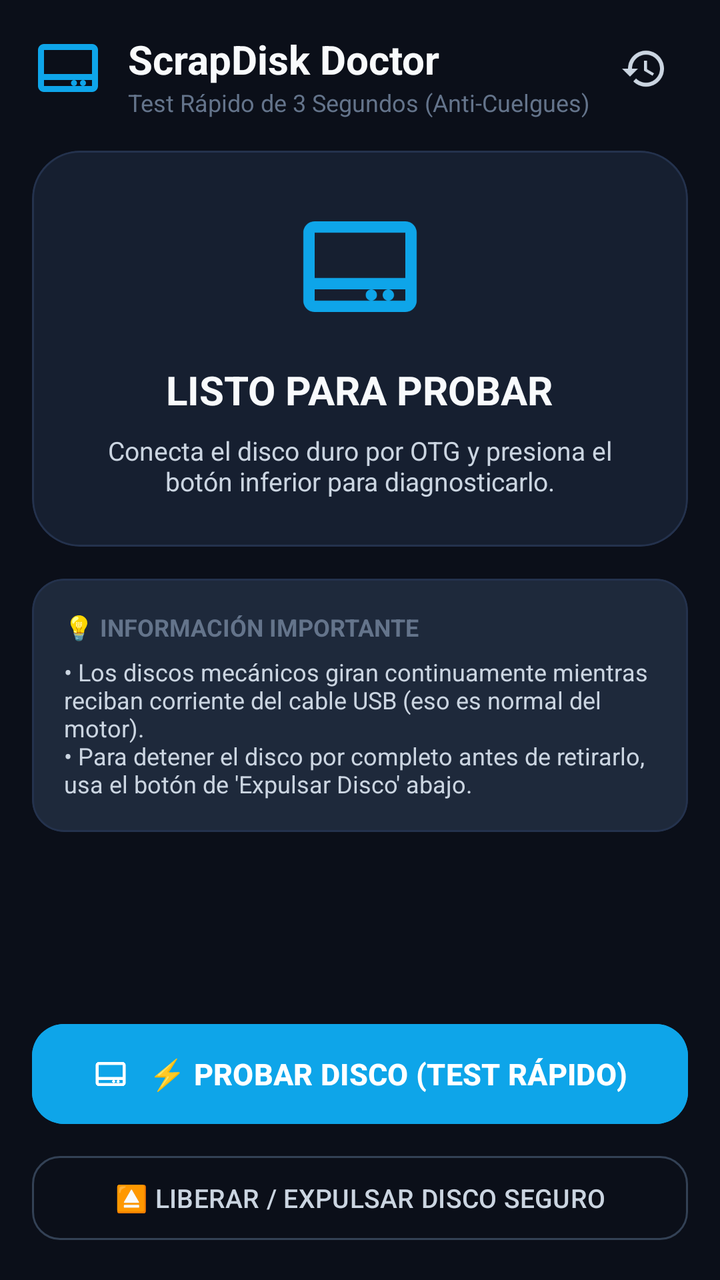
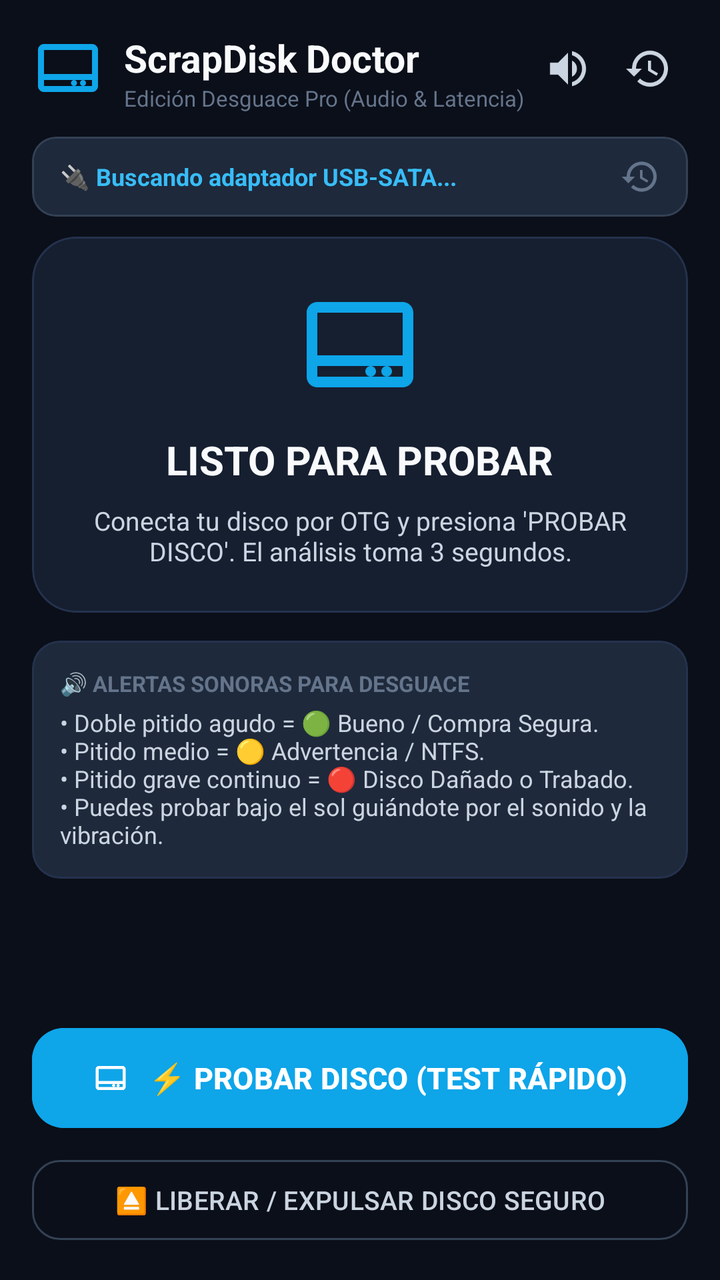

Compare the two renders of this Android layout. The source of the first and the diff that turns it into the second are given below.
<!-- AndroidManifest.xml: application theme Theme.ScrapDiskDoctor -->
<!-- res/layout/activity_main.xml -->
<?xml version="1.0" encoding="utf-8"?>
<androidx.constraintlayout.widget.ConstraintLayout xmlns:android="http://schemas.android.com/apk/res/android"
    xmlns:app="http://schemas.android.com/apk/res-auto"
    xmlns:tools="http://schemas.android.com/tools"
    android:layout_width="match_parent"
    android:layout_height="match_parent"
    android:background="@color/bg_main"
    android:padding="16dp">

    
    <ImageView
        android:id="@+id/ivAppLogo"
        android:layout_width="36dp"
        android:layout_height="36dp"
        android:contentDescription="@string/app_name"
        android:src="@drawable/ic_harddrive"
        app:layout_constraintStart_toStartOf="parent"
        app:layout_constraintTop_toTopOf="parent"
        app:tint="@color/primary" />

    <TextView
        android:id="@+id/tvAppTitle"
        android:layout_width="0dp"
        android:layout_height="wrap_content"
        android:layout_marginStart="12dp"
        android:text="@string/app_name"
        android:textColor="@color/text_title"
        android:textSize="20sp"
        android:textStyle="bold"
        app:layout_constraintEnd_toStartOf="@id/btnOpenHistory"
        app:layout_constraintStart_toEndOf="@id/ivAppLogo"
        app:layout_constraintTop_toTopOf="@id/ivAppLogo" />

    <TextView
        android:id="@+id/tvAppSubtitle"
        android:layout_width="0dp"
        android:layout_height="wrap_content"
        android:text="Test Rápido de 3 Segundos (Anti-Cuelgues)"
        android:textColor="@color/text_muted"
        android:textSize="12sp"
        app:layout_constraintEnd_toEndOf="@id/tvAppTitle"
        app:layout_constraintStart_toStartOf="@id/tvAppTitle"
        app:layout_constraintTop_toBottomOf="@id/tvAppTitle" />

    <ImageButton
        android:id="@+id/btnOpenHistory"
        android:layout_width="44dp"
        android:layout_height="44dp"
        android:background="?attr/selectableItemBackgroundBorderless"
        android:contentDescription="@string/btn_history"
        android:src="@drawable/ic_history"
        app:layout_constraintBottom_toBottomOf="@id/ivAppLogo"
        app:layout_constraintEnd_toEndOf="parent"
        app:layout_constraintTop_toTopOf="@id/ivAppLogo"
        app:tint="@color/text_body" />

    <ScrollView
        android:layout_width="match_parent"
        android:layout_height="0dp"
        android:layout_marginTop="16dp"
        android:layout_marginBottom="12dp"
        android:fillViewport="true"
        android:scrollbars="none"
        app:layout_constraintBottom_toTopOf="@id/btnSelectDrive"
        app:layout_constraintTop_toBottomOf="@id/tvAppSubtitle">

        <LinearLayout
            android:layout_width="match_parent"
            android:layout_height="wrap_content"
            android:orientation="vertical">

            
            <com.google.android.material.card.MaterialCardView
                android:id="@+id/cardStatus"
                android:layout_width="match_parent"
                android:layout_height="wrap_content"
                app:cardBackgroundColor="@color/bg_card"
                app:cardCornerRadius="24dp"
                app:cardElevation="0dp"
                app:strokeColor="#24324D"
                app:strokeWidth="1dp">

                <LinearLayout
                    android:layout_width="match_parent"
                    android:layout_height="wrap_content"
                    android:gravity="center"
                    android:orientation="vertical"
                    android:padding="24dp">

                    <ImageView
                        android:id="@+id/ivStatusIcon"
                        android:layout_width="68dp"
                        android:layout_height="68dp"
                        android:layout_marginBottom="14dp"
                        android:contentDescription="Estado"
                        android:src="@drawable/ic_harddrive"
                        app:tint="@color/primary" />

                    <TextView
                        android:id="@+id/tvVerdictTitle"
                        android:layout_width="wrap_content"
                        android:layout_height="wrap_content"
                        android:gravity="center"
                        android:text="LISTO PARA PROBAR"
                        android:textColor="@color/text_title"
                        android:textSize="20sp"
                        android:textStyle="bold" />

                    <TextView
                        android:id="@+id/tvSpeedResult"
                        android:layout_width="wrap_content"
                        android:layout_height="wrap_content"
                        android:layout_marginTop="6dp"
                        android:text="Velocidad: -- MB/s"
                        android:textColor="@color/accent"
                        android:textSize="15sp"
                        android:textStyle="bold"
                        android:visibility="gone" />

                    <TextView
                        android:id="@+id/tvVerdictDetail"
                        android:layout_width="wrap_content"
                        android:layout_height="wrap_content"
                        android:layout_marginTop="8dp"
                        android:gravity="center"
                        android:text="Conecta el disco duro por OTG y presiona el botón inferior para diagnosticarlo."
                        android:textColor="@color/text_body"
                        android:textSize="13sp" />

                    
                    <com.google.android.material.progressindicator.LinearProgressIndicator
                        android:id="@+id/progressTest"
                        android:layout_width="match_parent"
                        android:layout_height="wrap_content"
                        android:layout_marginTop="16dp"
                        android:indeterminate="true"
                        android:visibility="gone"
                        app:indicatorColor="@color/primary"
                        app:trackColor="@color/bg_card_secondary"
                        app:trackCornerRadius="4dp" />

                    <TextView
                        android:id="@+id/tvProgressStatus"
                        android:layout_width="wrap_content"
                        android:layout_height="wrap_content"
                        android:layout_marginTop="8dp"
                        android:text="Probando disco..."
                        android:textColor="@color/accent"
                        android:textSize="13sp"
                        android:visibility="gone" />

                </LinearLayout>

            </com.google.android.material.card.MaterialCardView>

            
            <com.google.android.material.card.MaterialCardView
                android:layout_width="match_parent"
                android:layout_height="wrap_content"
                android:layout_marginTop="16dp"
                app:cardBackgroundColor="@color/bg_card_secondary"
                app:cardCornerRadius="16dp"
                app:cardElevation="0dp"
                app:strokeColor="#24324D"
                app:strokeWidth="1dp">

                <LinearLayout
                    android:layout_width="match_parent"
                    android:layout_height="wrap_content"
                    android:orientation="vertical"
                    android:padding="16dp">

                    <TextView
                        android:layout_width="wrap_content"
                        android:layout_height="wrap_content"
                        android:text="💡 INFORMACIÓN IMPORTANTE"
                        android:textColor="@color/text_muted"
                        android:textSize="12sp"
                        android:textStyle="bold" />

                    <TextView
                        android:layout_width="wrap_content"
                        android:layout_height="wrap_content"
                        android:layout_marginTop="6dp"
                        android:text="• Los discos mecánicos giran continuamente mientras reciban corriente del cable USB (eso es normal del motor).\n• Para detener el disco por completo antes de retirarlo, usa el botón de 'Expulsar Disco' abajo."
                        android:textColor="@color/text_body"
                        android:textSize="12sp" />

                </LinearLayout>

            </com.google.android.material.card.MaterialCardView>

        </LinearLayout>

    </ScrollView>

    
    <com.google.android.material.button.MaterialButton
        android:id="@+id/btnSelectDrive"
        android:layout_width="match_parent"
        android:layout_height="58dp"
        android:layout_marginBottom="8dp"
        android:backgroundTint="@color/primary"
        android:text="⚡ PROBAR DISCO (TEST RÁPIDO)"
        android:textColor="@color/white"
        android:textSize="15sp"
        android:textStyle="bold"
        app:cornerRadius="16dp"
        app:icon="@drawable/ic_harddrive"
        app:iconGravity="textStart"
        app:iconPadding="10dp"
        app:iconTint="@color/white"
        app:layout_constraintBottom_toTopOf="@id/btnEjectDrive" />

    
    <com.google.android.material.button.MaterialButton
        android:id="@+id/btnEjectDrive"
        style="@style/Widget.Material3.Button.OutlinedButton"
        android:layout_width="match_parent"
        android:layout_height="50dp"
        android:text="⏏️ LIBERAR / EXPULSAR DISCO SEGURO"
        android:textColor="@color/text_body"
        android:textSize="13sp"
        app:cornerRadius="14dp"
        app:strokeColor="#334155"
        app:layout_constraintBottom_toBottomOf="parent" />

</androidx.constraintlayout.widget.ConstraintLayout>
<!-- resources referenced by this layout -->
<resources>
  <color name="accent">#38BDF8</color>
  <color name="bg_card">#161F30</color>
  <color name="bg_card_secondary">#1E293B</color>
  <color name="bg_main">#0B0F19</color>
  <color name="primary">#0EA5E9</color>
  <color name="text_body">#CBD5E1</color>
  <color name="text_muted">#64748B</color>
  <color name="text_title">#F8FAFC</color>
  <color name="white">#FFFFFF</color>
  <!-- drawable ic_harddrive (drawable) -->
  <vector xmlns:android="http://schemas.android.com/apk/res/android"
      android:width="24dp"
      android:height="24dp"
      android:viewportWidth="24"
      android:viewportHeight="24">
    <path
        android:fillColor="@color/primary"
        android:pathData="M4,4h16c1.1,0 2,0.9 2,2v12c0,1.1 -0.9,2 -2,2H4c-1.1,0 -2,-0.9 -2,-2V6c0,-1.1 0.9,-2 2,-2zm0,2v8h16V6H4zm0,10v2h16v-2H4zm14,1c0,0.55 -0.45,1 -1,1s-1,-0.45 -1,-1 0.45,-1 1,-1 1,0.45 1,1zm-3,0c0,0.55 -0.45,1 -1,1s-1,-0.45 -1,-1 0.45,-1 1,-1 1,0.45 1,1z"/>
  </vector>
  <!-- drawable ic_history (drawable) -->
  <vector xmlns:android="http://schemas.android.com/apk/res/android"
      android:width="24dp"
      android:height="24dp"
      android:viewportWidth="24"
      android:viewportHeight="24">
    <path
        android:fillColor="@color/text_body"
        android:pathData="M13,3c-4.97,0 -9,4.03 -9,9H1l3.89,3.89 0.07,0.14L9,12H6c0,-3.87 3.13,-7 7,-7s7,3.13 7,7 -3.13,7 -7,7c-1.93,0 -3.68,-0.79 -4.94,-2.06l-1.42,1.42C8.27,19.99 10.51,21 13,21c4.97,0 9,-4.03 9,-9s-4.03,-9 -9,-9zm-1,5v5l4.28,2.54 0.72,-1.21 -3.5,-2.08V8H12z"/>
  </vector>
  <string name="app_name">ScrapDisk Doctor</string>
  <string name="btn_history">HISTORIAL DE PRUEBAS</string>
  <style name="Theme.ScrapDiskDoctor" parent="Theme.Material3.Dark.NoActionBar">
          <item name="colorPrimary">@color/primary</item>
          <item name="colorOnPrimary">@color/white</item>
          <item name="android:statusBarColor">@color/bg_main</item>
          <item name="android:navigationBarColor">@color/bg_main</item>
          <item name="android:windowBackground">@color/bg_main</item>
      </style>
</resources>

<!-- the commit's change to res/layout/activity_main.xml (unified diff, before → after) -->
@@ -22,12 +22,12 @@
         android:id="@+id/tvAppTitle"
         android:layout_width="0dp"
         android:layout_height="wrap_content"
-        android:layout_marginStart="12dp"
+        android:layout_marginStart="10dp"
         android:text="@string/app_name"
         android:textColor="@color/text_title"
-        android:textSize="20sp"
+        android:textSize="19sp"
         android:textStyle="bold"
-        app:layout_constraintEnd_toStartOf="@id/btnOpenHistory"
+        app:layout_constraintEnd_toStartOf="@id/btnToggleSound"
         app:layout_constraintStart_toEndOf="@id/ivAppLogo"
         app:layout_constraintTop_toTopOf="@id/ivAppLogo" />
 
@@ -35,17 +35,29 @@
         android:id="@+id/tvAppSubtitle"
         android:layout_width="0dp"
         android:layout_height="wrap_content"
-        android:text="Test Rápido de 3 Segundos (Anti-Cuelgues)"
+        android:text="Edición Desguace Pro (Audio &amp; Latencia)"
         android:textColor="@color/text_muted"
-        android:textSize="12sp"
+        android:textSize="11sp"
         app:layout_constraintEnd_toEndOf="@id/tvAppTitle"
         app:layout_constraintStart_toStartOf="@id/tvAppTitle"
         app:layout_constraintTop_toBottomOf="@id/tvAppTitle" />
 
     <ImageButton
+        android:id="@+id/btnToggleSound"
+        android:layout_width="40dp"
+        android:layout_height="40dp"
+        android:background="?attr/selectableItemBackgroundBorderless"
+        android:contentDescription="Alternar Audio"
+        android:src="@drawable/ic_volume_up"
+        app:layout_constraintBottom_toBottomOf="@id/ivAppLogo"
+        app:layout_constraintEnd_toStartOf="@id/btnOpenHistory"
+        app:layout_constraintTop_toTopOf="@id/ivAppLogo"
+        app:tint="@color/text_body" />
+
+    <ImageButton
         android:id="@+id/btnOpenHistory"
-        android:layout_width="44dp"
-        android:layout_height="44dp"
+        android:layout_width="40dp"
+        android:layout_height="40dp"
         android:background="?attr/selectableItemBackgroundBorderless"
         android:contentDescription="@string/btn_history"
         android:src="@drawable/ic_history"
@@ -54,15 +66,60 @@
         app:layout_constraintTop_toTopOf="@id/ivAppLogo"
         app:tint="@color/text_body" />
 
+    
+    <com.google.android.material.card.MaterialCardView
+        android:id="@+id/cardUsbHardware"
+        android:layout_width="match_parent"
+        android:layout_height="wrap_content"
+        android:layout_marginTop="12dp"
+        app:cardBackgroundColor="@color/bg_card_secondary"
+        app:cardCornerRadius="12dp"
+        app:cardElevation="0dp"
+        app:strokeColor="#334155"
+        app:strokeWidth="1dp"
+        app:layout_constraintTop_toBottomOf="@id/tvAppSubtitle">
+
+        <LinearLayout
+            android:layout_width="match_parent"
+            android:layout_height="wrap_content"
+            android:gravity="center_vertical"
+            android:orientation="horizontal"
+            android:paddingHorizontal="14dp"
+            android:paddingVertical="10dp">
+
+            <TextView
+                android:id="@+id/tvUsbHardwareInfo"
+                android:layout_width="0dp"
+                android:layout_height="wrap_content"
+                android:layout_weight="1"
+                android:ellipsize="end"
+                android:maxLines="1"
+                android:text="🔌 Buscando adaptador USB-SATA..."
+                android:textColor="@color/accent"
+                android:textSize="12sp"
+                android:textStyle="bold" />
+
+            <ImageView
+                android:id="@+id/btnRefreshUsb"
+                android:layout_width="20dp"
+                android:layout_height="20dp"
+                android:contentDescription="Actualizar USB"
+                android:src="@drawable/ic_history"
+                app:tint="@color/text_muted" />
+
+        </LinearLayout>
+
+    </com.google.android.material.card.MaterialCardView>
+
     <ScrollView
         android:layout_width="match_parent"
         android:layout_height="0dp"
-        android:layout_marginTop="16dp"
-        android:layout_marginBottom="12dp"
+        android:layout_marginTop="10dp"
+        android:layout_marginBottom="10dp"
         android:fillViewport="true"
         android:scrollbars="none"
         app:layout_constraintBottom_toTopOf="@id/btnSelectDrive"
-        app:layout_constraintTop_toBottomOf="@id/tvAppSubtitle">
+        app:layout_constraintTop_toBottomOf="@id/cardUsbHardware">
 
         <LinearLayout
             android:layout_width="match_parent"
@@ -75,7 +132,7 @@
                 android:layout_width="match_parent"
                 android:layout_height="wrap_content"
                 app:cardBackgroundColor="@color/bg_card"
-                app:cardCornerRadius="24dp"
+                app:cardCornerRadius="22dp"
                 app:cardElevation="0dp"
                 app:strokeColor="#24324D"
                 app:strokeWidth="1dp">
@@ -85,13 +142,13 @@
                     android:layout_height="wrap_content"
                     android:gravity="center"
                     android:orientation="vertical"
-                    android:padding="24dp">
+                    android:padding="22dp">
 
                     <ImageView
                         android:id="@+id/ivStatusIcon"
-                        android:layout_width="68dp"
-                        android:layout_height="68dp"
-                        android:layout_marginBottom="14dp"
+                        android:layout_width="64dp"
+                        android:layout_height="64dp"
+                        android:layout_marginBottom="12dp"
                         android:contentDescription="Estado"
                         android:src="@drawable/ic_harddrive"
                         app:tint="@color/primary" />
@@ -106,24 +163,51 @@
                         android:textSize="20sp"
                         android:textStyle="bold" />
 
+                    
+                    <TextView
+                        android:id="@+id/badgeDriveType"
+                        android:layout_width="wrap_content"
+                        android:layout_height="wrap_content"
+                        android:layout_marginTop="6dp"
+                        android:background="@drawable/bg_rounded_card"
+                        android:paddingHorizontal="10dp"
+                        android:paddingVertical="3dp"
+                        android:text="💽 Almacenamiento"
+                        android:textColor="@color/accent"
+                        android:textSize="12sp"
+                        android:textStyle="bold"
+                        android:visibility="gone" />
+
+                    
                     <TextView
                         android:id="@+id/tvSpeedResult"
                         android:layout_width="wrap_content"
                         android:layout_height="wrap_content"
-                        android:layout_marginTop="6dp"
+                        android:layout_marginTop="8dp"
                         android:text="Velocidad: -- MB/s"
-                        android:textColor="@color/accent"
+                        android:textColor="@color/status_good"
                         android:textSize="15sp"
                         android:textStyle="bold"
                         android:visibility="gone" />
 
+                    
+                    <TextView
+                        android:id="@+id/tvLatencyResult"
+                        android:layout_width="wrap_content"
+                        android:layout_height="wrap_content"
+                        android:layout_marginTop="4dp"
+                        android:text="Latencia: --"
+                        android:textColor="@color/text_muted"
+                        android:textSize="12sp"
+                        android:visibility="gone" />
+
                     <TextView
                         android:id="@+id/tvVerdictDetail"
                         android:layout_width="wrap_content"
                         android:layout_height="wrap_content"
                         android:layout_marginTop="8dp"
                         android:gravity="center"
-                        android:text="Conecta el disco duro por OTG y presiona el botón inferior para diagnosticarlo."
+                        android:text="Conecta tu disco por OTG y presiona 'PROBAR DISCO'. El análisis toma 3 segundos."
                         android:textColor="@color/text_body"
                         android:textSize="13sp" />
 
@@ -149,6 +233,23 @@
                         android:textSize="13sp"
                         android:visibility="gone" />
 
+                    
+                    <com.google.android.material.button.MaterialButton
+                        android:id="@+id/btnOpenBargainDialog"
+                        style="@style/Widget.Material3.Button.OutlinedButton"
+                        android:layout_width="wrap_content"
+                        android:layout_height="44dp"
+                        android:layout_marginTop="14dp"
+                        android:text="🏷️ CALCULAR GANGA / ETIQUETAR"
+                        android:textColor="@color/accent"
+                        android:textSize="12sp"
+                        android:visibility="gone"
+                        app:cornerRadius="12dp"
+                        app:icon="@drawable/ic_tag"
+                        app:iconSize="16dp"
+                        app:iconTint="@color/accent"
+                        app:strokeColor="@color/accent" />
+
                 </LinearLayout>
 
             </com.google.android.material.card.MaterialCardView>
@@ -157,9 +258,9 @@
             <com.google.android.material.card.MaterialCardView
                 android:layout_width="match_parent"
                 android:layout_height="wrap_content"
-                android:layout_marginTop="16dp"
+                android:layout_marginTop="14dp"
                 app:cardBackgroundColor="@color/bg_card_secondary"
-                app:cardCornerRadius="16dp"
+                app:cardCornerRadius="14dp"
                 app:cardElevation="0dp"
                 app:strokeColor="#24324D"
                 app:strokeWidth="1dp">
@@ -168,21 +269,21 @@
                     android:layout_width="match_parent"
                     android:layout_height="wrap_content"
                     android:orientation="vertical"
-                    android:padding="16dp">
-
-                    <TextView
-                        android:layout_width="wrap_content"
-                        android:layout_height="wrap_content"
-                        android:text="💡 INFORMACIÓN IMPORTANTE"
+                    android:padding="14dp">
+
+                    <TextView
+                        android:layout_width="wrap_content"
+                        android:layout_height="wrap_content"
+                        android:text="🔊 ALERTAS SONORAS PARA DESGUACE"
                         android:textColor="@color/text_muted"
-                        android:textSize="12sp"
+                        android:textSize="11sp"
                         android:textStyle="bold" />
 
                     <TextView
                         android:layout_width="wrap_content"
                         android:layout_height="wrap_content"
-                        android:layout_marginTop="6dp"
-                        android:text="• Los discos mecánicos giran continuamente mientras reciban corriente del cable USB (eso es normal del motor).\n• Para detener el disco por completo antes de retirarlo, usa el botón de 'Expulsar Disco' abajo."
+                        android:layout_marginTop="4dp"
+                        android:text="• Doble pitido agudo = 🟢 Bueno / Compra Segura.\n• Pitido medio = 🟡 Advertencia / NTFS.\n• Pitido grave continuo = 🔴 Disco Dañado o Trabado.\n• Puedes probar bajo el sol guiándote por el sonido y la vibración."
                         android:textColor="@color/text_body"
                         android:textSize="12sp" />
 
@@ -217,7 +318,7 @@
         android:id="@+id/btnEjectDrive"
         style="@style/Widget.Material3.Button.OutlinedButton"
         android:layout_width="match_parent"
-        android:layout_height="50dp"
+        android:layout_height="48dp"
         android:text="⏏️ LIBERAR / EXPULSAR DISCO SEGURO"
         android:textColor="@color/text_body"
         android:textSize="13sp"
<!-- resource entries referenced after the edit -->
@@ -5,10 +5,19 @@
   <color name="bg_card_secondary">#1E293B</color>
   <color name="bg_main">#0B0F19</color>
   <color name="primary">#0EA5E9</color>
+  <color name="status_good">#22C55E</color>
   <color name="text_body">#CBD5E1</color>
   <color name="text_muted">#64748B</color>
   <color name="text_title">#F8FAFC</color>
   <color name="white">#FFFFFF</color>
+  <!-- drawable bg_rounded_card (drawable) -->
+  <?xml version="1.0" encoding="utf-8"?>
+  <shape xmlns:android="http://schemas.android.com/apk/res/android"
+      android:shape="rectangle">
+      <corners android:radius="16dp" />
+      <solid android:color="@color/bg_card" />
+      <stroke android:width="1dp" android:color="#24324D" />
+  </shape>
   <!-- drawable ic_harddrive (drawable) -->
   <vector xmlns:android="http://schemas.android.com/apk/res/android"
       android:width="24dp"
@@ -29,6 +38,26 @@
         android:fillColor="@color/text_body"
         android:pathData="M13,3c-4.97,0 -9,4.03 -9,9H1l3.89,3.89 0.07,0.14L9,12H6c0,-3.87 3.13,-7 7,-7s7,3.13 7,7 -3.13,7 -7,7c-1.93,0 -3.68,-0.79 -4.94,-2.06l-1.42,1.42C8.27,19.99 10.51,21 13,21c4.97,0 9,-4.03 9,-9s-4.03,-9 -9,-9zm-1,5v5l4.28,2.54 0.72,-1.21 -3.5,-2.08V8H12z"/>
   </vector>
+  <!-- drawable ic_tag (drawable) -->
+  <vector xmlns:android="http://schemas.android.com/apk/res/android"
+      android:width="24dp"
+      android:height="24dp"
+      android:viewportWidth="24"
+      android:viewportHeight="24">
+    <path
+        android:fillColor="@color/primary"
+        android:pathData="M21.41,11.58l-9,-9C12.05,2.22 11.55,2 11,2H4c-1.1,0 -2,0.9 -2,2v7c0,0.55 0.22,1.05 0.59,1.42l9,9c0.36,0.36 0.86,0.58 1.41,0.58s1.05,-0.22 1.41,-0.59l7,-7c0.37,-0.36 0.59,-0.86 0.59,-1.41s-0.23,-1.06 -0.59,-1.42zM5.5,7C4.67,7 4,6.33 4,5.5S4.67,4 5.5,4 7,4.67 7,5.5 6.33,7 5.5,7z"/>
+  </vector>
+  <!-- drawable ic_volume_up (drawable) -->
+  <vector xmlns:android="http://schemas.android.com/apk/res/android"
+      android:width="24dp"
+      android:height="24dp"
+      android:viewportWidth="24"
+      android:viewportHeight="24">
+    <path
+        android:fillColor="@color/text_body"
+        android:pathData="M3,9v6h4l5,5V4L7,9H3zm13.5,3c0,-1.77 -1.02,-3.29 -2.5,-4.03v8.05c1.48,-0.73 2.5,-2.25 2.5,-4.02zM14,3.23v2.06c2.89,0.86 5,3.54 5,6.71s-2.11,5.85 -5,6.71v2.06c4.01,-0.91 7,-4.49 7,-8.77s-2.99,-7.86 -7,-8.77z"/>
+  </vector>
   <string name="app_name">ScrapDisk Doctor</string>
   <string name="btn_history">HISTORIAL DE PRUEBAS</string>
   <style name="Theme.ScrapDiskDoctor" parent="Theme.Material3.Dark.NoActionBar">
